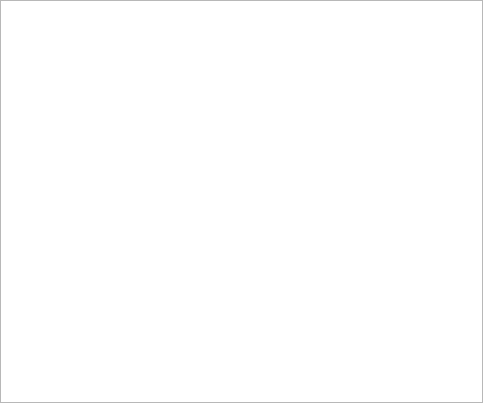
Qt form forms/score_editor.ui (DinoZAR/Waves) before a commit.
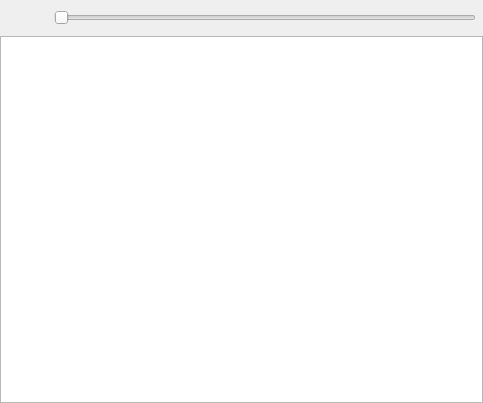
The same form after that commit. Icons and pictures are not drawn.

Diff of the .ui file:
```diff
--- a/forms/score_editor.ui
+++ b/forms/score_editor.ui
@@ -13,13 +13,53 @@
   <property name="windowTitle">
    <string>Score Editor</string>
   </property>
-  <layout class="QVBoxLayout" name="verticalLayout">
+  <layout class="QVBoxLayout" name="verticalLayout" stretch="0,1">
    <property name="spacing">
     <number>0</number>
    </property>
    <property name="margin">
     <number>0</number>
    </property>
+   <item>
+    <layout class="QHBoxLayout" name="horizontalLayout">
+     <property name="spacing">
+      <number>7</number>
+     </property>
+     <property name="margin">
+      <number>7</number>
+     </property>
+     <item>
+      <widget class="QPushButton" name="pushButton">
+       <property name="text">
+        <string/>
+       </property>
+       <property name="icon">
+        <iconset resource="resource.qrc">
+         <normaloff>:/icons/Media-Play-48.png</normaloff>:/icons/Media-Play-48.png</iconset>
+       </property>
+       <property name="iconSize">
+        <size>
+         <width>32</width>
+         <height>32</height>
+        </size>
+       </property>
+       <property name="flat">
+        <bool>true</bool>
+       </property>
+      </widget>
+     </item>
+     <item>
+      <widget class="QSlider" name="horizontalSlider">
+       <property name="styleSheet">
+        <string notr="true"/>
+       </property>
+       <property name="orientation">
+        <enum>Qt::Horizontal</enum>
+       </property>
+      </widget>
+     </item>
+    </layout>
+   </item>
    <item>
     <widget class="QGraphicsView" name="graphicsView"/>
    </item>
```
Left out of the diff: 4 changed lines with no effect on the pictures.
